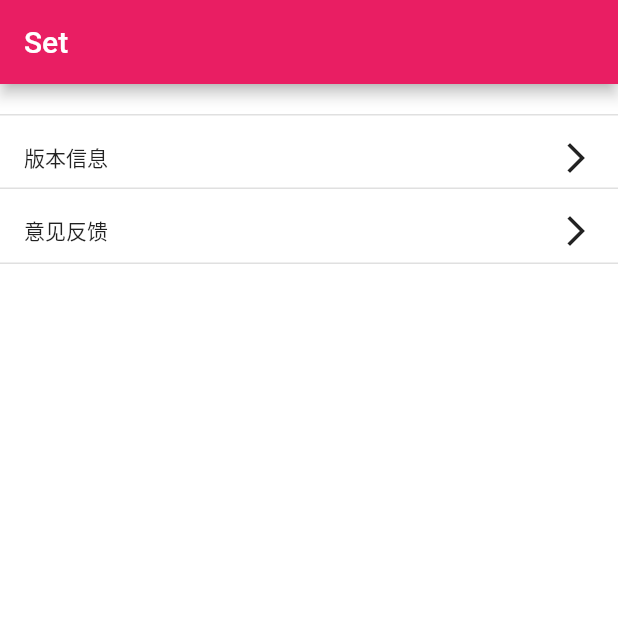
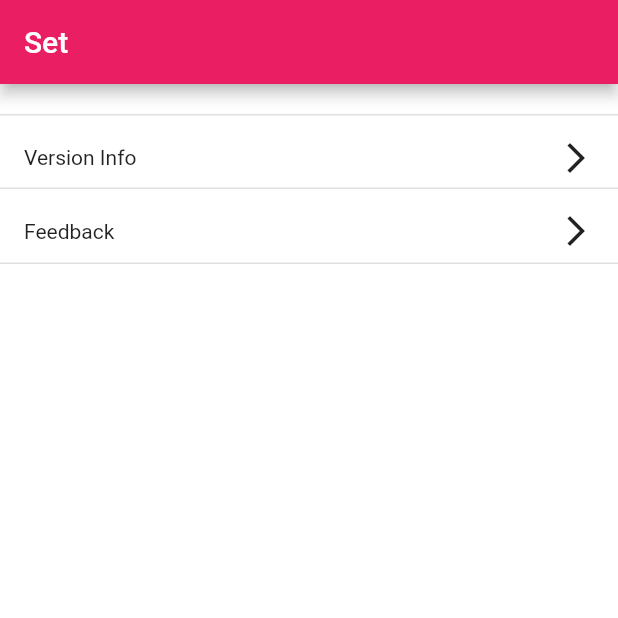
Before and after one commit to yeshu-cn/material-color, a Flutter app: the screen it shows after launch, item 3 of the bottom bar chosen, on a phone screen of 412 x 824 dp, the top half of it. Run offline on Flutter 3.47's test engine with Material 2 defaults, Android fonts, the phone set to English and light mode, and no system bars; our stand-ins replace shared_preferences; missing offline and left inert: flutter_webview_plugin, launch_review.

Commit message:
build ipa

```diff
--- a/lib/main.dart
+++ b/lib/main.dart
@@ -22,6 +22,7 @@ class MyApp extends StatelessWidget {
         return MaterialApp(
           title: 'Material Color',
           theme: theme,
+          debugShowCheckedModeBanner: false,
           home: MyHomePage(title: 'Material Color Palette'),
         );
       },
--- a/lib/tab_set.dart
+++ b/lib/tab_set.dart
@@ -33,7 +33,7 @@ class _TabSet extends State<TabSet> {
                       top: BorderSide(width: 1, color: theme.dividerColor),
                       bottom: BorderSide(width: 1, color: theme.dividerColor))),
               child: ListTile(
-                  title: Text('版本信息', style: theme.textTheme.bodyText2),
+                  title: Text('Version Info', style: theme.textTheme.bodyText2),
                   onTap: _navigationToVersionInfo,
                   trailing: Icon(Icons.arrow_forward_ios,
                       color: theme.iconTheme.color))),
@@ -44,7 +44,7 @@ class _TabSet extends State<TabSet> {
                   border: Border(
                       bottom: BorderSide(width: 1, color: theme.dividerColor))),
               child: ListTile(
-                  title: Text('意见反馈', style: theme.textTheme.bodyText2),
+                  title: Text('Feedback', style: theme.textTheme.bodyText2),
                   onTap: _navigationToAppStore,
                   trailing: Icon(Icons.arrow_forward_ios,
                       color: theme.iconTheme.color))),
@@ -60,6 +60,6 @@ class _TabSet extends State<TabSet> {
 
   void _navigationToAppStore() {
     LaunchReview.launch(
-        androidAppId: "fun.yeshu.poetry", iOSAppId: "1535019603");
+        androidAppId: "fun.yeshu.materialcolor", iOSAppId: "1581064133");
   }
 }
--- a/lib/version_info.dart
+++ b/lib/version_info.dart
@@ -53,7 +53,7 @@ class _VersionInfoState extends State<VersionInfo> {
           SizedBox(
             height: 10,
           ),
-          Text("Copyright © 2020 HaHa. All Rights Reserved."),
+          Text("Copyright © 2021 HaHa. All Rights Reserved."),
           SizedBox(
             height: 40,
           )
```
Also changed, not shown: 6 other files.
